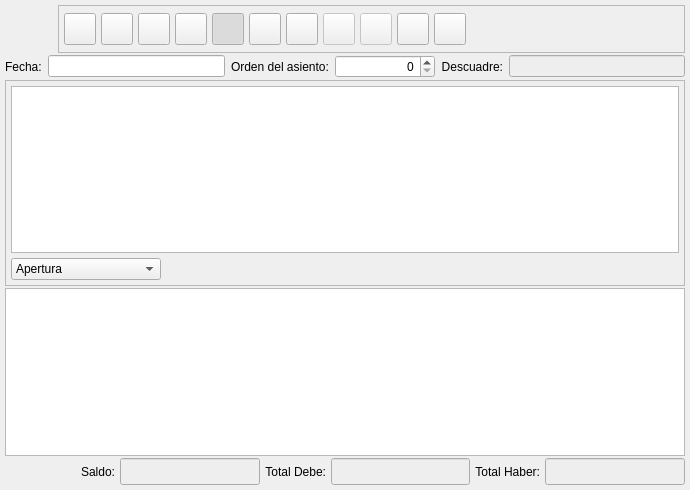
Before: the Qt Designer form bulmages/bulmacont/src/contabilidad/asientobase.ui in eboladev/Bulmages-1, drawn with Qt 5.
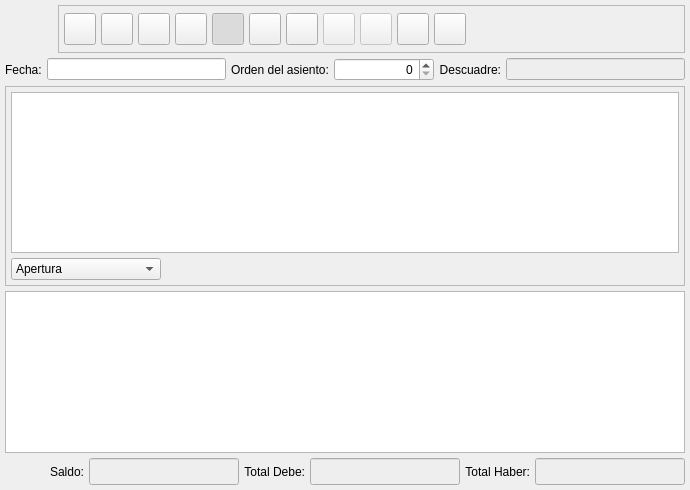
After: the same form once the commit is applied. Icons and pictures are not drawn. Custom widgets are drawn as their Qt base class.

What changed in the file:
```diff
--- a/bulmages/bulmacont/src/contabilidad/asientobase.ui
+++ b/bulmages/bulmacont/src/contabilidad/asientobase.ui
@@ -21,7 +21,7 @@
     <number>5</number>
    </property>
    <property name="spacing" >
-    <number>2</number>
+    <number>5</number>
    </property>
    <item>
     <layout class="QHBoxLayout" >
@@ -621,7 +621,7 @@
       <number>0</number>
      </property>
      <property name="spacing" >
-      <number>6</number>
+      <number>5</number>
      </property>
      <item>
       <widget class="QLabel" name="TextLabel2" >
@@ -749,7 +749,7 @@
          <number>0</number>
         </property>
         <property name="spacing" >
-         <number>6</number>
+         <number>5</number>
         </property>
         <item>
          <widget class="QComboBox" name="mui_claseAsiento" >
@@ -841,9 +841,17 @@
        <property name="enabled" >
         <bool>true</bool>
        </property>
+       <property name="sizePolicy" >
+        <sizepolicy>
+         <hsizetype>5</hsizetype>
+         <vsizetype>0</vsizetype>
+         <horstretch>0</horstretch>
+         <verstretch>0</verstretch>
+        </sizepolicy>
+       </property>
        <property name="minimumSize" >
         <size>
-         <width>100</width>
+         <width>150</width>
          <height>0</height>
         </size>
        </property>
@@ -923,9 +931,17 @@
      </item>
      <item>
       <widget class="QLineEdit" name="m_totaldebe" >
+       <property name="sizePolicy" >
+        <sizepolicy>
+         <hsizetype>5</hsizetype>
+         <vsizetype>0</vsizetype>
+         <horstretch>0</horstretch>
+         <verstretch>0</verstretch>
+        </sizepolicy>
+       </property>
        <property name="minimumSize" >
         <size>
-         <width>100</width>
+         <width>150</width>
          <height>0</height>
         </size>
        </property>
@@ -994,9 +1010,17 @@
      </item>
      <item>
       <widget class="QLineEdit" name="m_totalhaber" >
+       <property name="sizePolicy" >
+        <sizepolicy>
+         <hsizetype>5</hsizetype>
+         <vsizetype>0</vsizetype>
+         <horstretch>0</horstretch>
+         <verstretch>0</verstretch>
+        </sizepolicy>
+       </property>
        <property name="minimumSize" >
         <size>
-         <width>100</width>
+         <width>150</width>
          <height>0</height>
         </size>
        </property>
```
Left out of the diff: 49 changed lines with no effect on the pictures.
